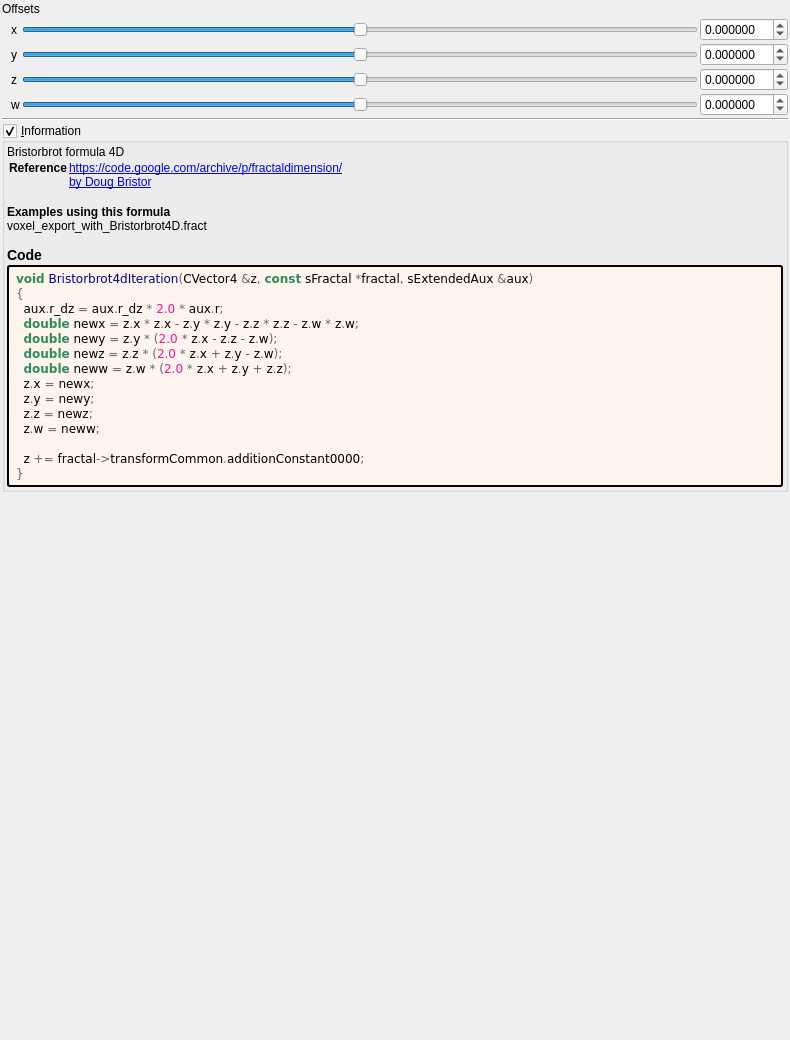
The window that mandelbulber2/formula/ui/fractal_bristorbrot4d.ui (buddhi1980/mandelbulber2) describes before a commit, drawn with Qt 5.
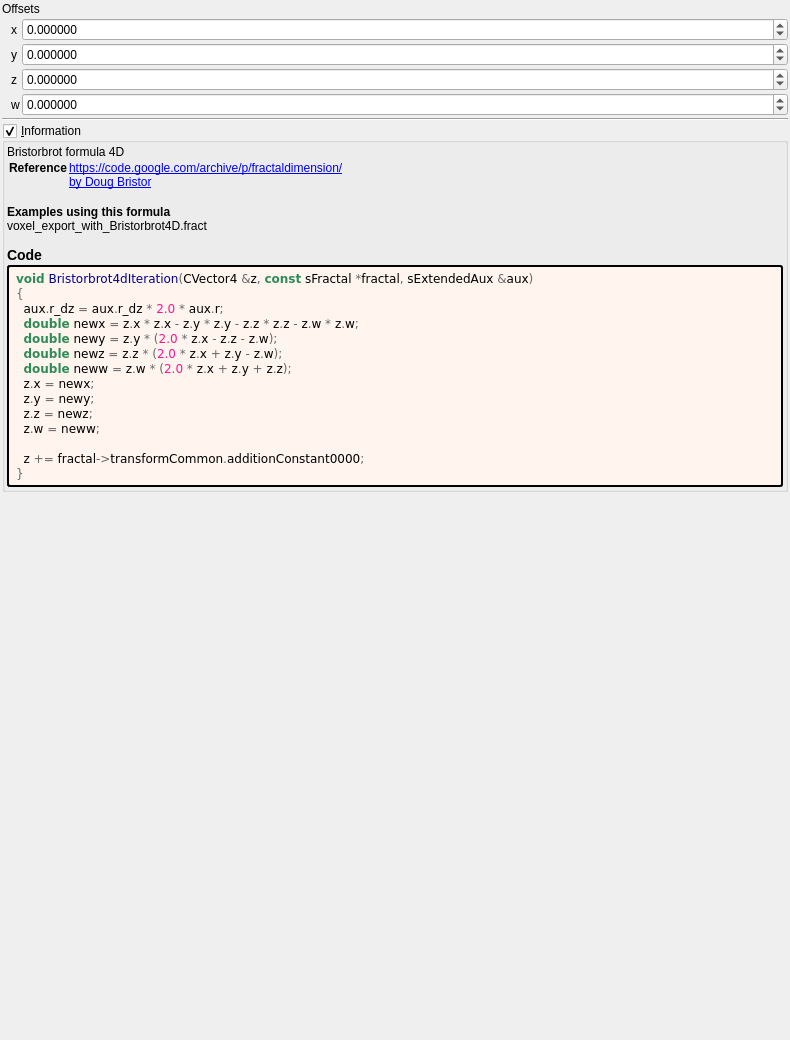
The same window after the commit. Custom widgets are drawn as their Qt base class.

Commit message: Cleaned up more fractal formula UIs

What changed in the file:
```diff
--- a/mandelbulber2/formula/ui/fractal_bristorbrot4d.ui
+++ b/mandelbulber2/formula/ui/fractal_bristorbrot4d.ui
@@ -37,119 +37,18 @@
     </widget>
    </item>
    <item>
-    <layout class="QGridLayout" name="gridLayout_63">
+    <layout class="QGridLayout" name="gridLayout_63" columnstretch="0,0,0,1">
      <property name="spacing">
       <number>2</number>
      </property>
-     <item row="5" column="1">
-      <widget class="QLabel" name="label_257">
+     <item row="3" column="2">
+      <widget class="QLabel" name="label_112">
        <property name="text">
-        <string/>
-       </property>
-      </widget>
-     </item>
-     <item row="4" column="4">
-      <widget class="MyDoubleSpinBox" name="spinbox4_transf_addition_constant_0000_y">
-       <property name="sizePolicy">
-        <sizepolicy hsizetype="Minimum" vsizetype="Maximum">
-         <horstretch>0</horstretch>
-         <verstretch>0</verstretch>
-        </sizepolicy>
-       </property>
-       <property name="prefix">
-        <string/>
-       </property>
-       <property name="suffix">
-        <string/>
-       </property>
-       <property name="decimals">
-        <number>6</number>
-       </property>
-       <property name="minimum">
-        <double>-99.989999999999995</double>
-       </property>
-       <property name="maximum">
-        <double>99.989999999999995</double>
-       </property>
-       <property name="singleStep">
-        <double>0.100000000000000</double>
-       </property>
-      </widget>
-     </item>
-     <item row="6" column="3">
-      <widget class="QSlider" name="slider4_transf_addition_constant_0000_w">
-       <property name="sizePolicy">
-        <sizepolicy hsizetype="Expanding" vsizetype="Maximum">
-         <horstretch>0</horstretch>
-         <verstretch>0</verstretch>
-        </sizepolicy>
-       </property>
-       <property name="minimum">
-        <number>-5000000</number>
-       </property>
-       <property name="maximum">
-        <number>5000000</number>
-       </property>
-       <property name="singleStep">
-        <number>1</number>
-       </property>
-       <property name="orientation">
-        <enum>Qt::Horizontal</enum>
-       </property>
-      </widget>
-     </item>
-     <item row="4" column="3">
-      <widget class="QSlider" name="slider4_transf_addition_constant_0000_y">
-       <property name="sizePolicy">
-        <sizepolicy hsizetype="Expanding" vsizetype="Maximum">
-         <horstretch>0</horstretch>
-         <verstretch>0</verstretch>
-        </sizepolicy>
-       </property>
-       <property name="minimum">
-        <number>-5000000</number>
-       </property>
-       <property name="maximum">
-        <number>5000000</number>
-       </property>
-       <property name="singleStep">
-        <number>1</number>
-       </property>
-       <property name="orientation">
-        <enum>Qt::Horizontal</enum>
-       </property>
-      </widget>
-     </item>
-     <item row="4" column="2">
-      <widget class="QLabel" name="label_113">
-       <property name="text">
-        <string notr="true">y</string>
+        <string notr="true">x</string>
        </property>
       </widget>
      </item>
      <item row="5" column="3">
-      <widget class="QSlider" name="slider4_transf_addition_constant_0000_z">
-       <property name="sizePolicy">
-        <sizepolicy hsizetype="Expanding" vsizetype="Maximum">
-         <horstretch>0</horstretch>
-         <verstretch>0</verstretch>
-        </sizepolicy>
-       </property>
-       <property name="minimum">
-        <number>-5000000</number>
-       </property>
-       <property name="maximum">
-        <number>5000000</number>
-       </property>
-       <property name="singleStep">
-        <number>1</number>
-       </property>
-       <property name="orientation">
-        <enum>Qt::Horizontal</enum>
-       </property>
-      </widget>
-     </item>
-     <item row="5" column="4">
       <widget class="MyDoubleSpinBox" name="spinbox4_transf_addition_constant_0000_z">
        <property name="sizePolicy">
         <sizepolicy hsizetype="Minimum" vsizetype="Maximum">
@@ -177,6 +76,13 @@
        </property>
       </widget>
      </item>
+     <item row="5" column="1">
+      <widget class="QLabel" name="label_257">
+       <property name="text">
+        <string/>
+       </property>
+      </widget>
+     </item>
      <item row="6" column="2">
       <widget class="QLabel" name="label_115">
        <property name="text">
@@ -184,32 +90,66 @@
        </property>
       </widget>
      </item>
-     <item row="3" column="2">
-      <widget class="QLabel" name="label_112">
+     <item row="4" column="2">
+      <widget class="QLabel" name="label_113">
        <property name="text">
-        <string notr="true">x</string>
+        <string notr="true">y</string>
        </property>
       </widget>
      </item>
      <item row="3" column="3">
-      <widget class="QSlider" name="slider4_transf_addition_constant_0000_x">
+      <widget class="MyDoubleSpinBox" name="spinbox4_transf_addition_constant_0000_x">
        <property name="sizePolicy">
-        <sizepolicy hsizetype="Preferred" vsizetype="Preferred">
+        <sizepolicy hsizetype="Minimum" vsizetype="Maximum">
          <horstretch>0</horstretch>
          <verstretch>0</verstretch>
         </sizepolicy>
        </property>
+       <property name="prefix">
+        <string/>
+       </property>
+       <property name="suffix">
+        <string/>
+       </property>
+       <property name="decimals">
+        <number>6</number>
+       </property>
        <property name="minimum">
-        <number>-5000000</number>
+        <double>-99.989999999999995</double>
        </property>
        <property name="maximum">
-        <number>5000000</number>
+        <double>99.989999999999995</double>
        </property>
        <property name="singleStep">
-        <number>1</number>
+        <double>0.100000000000000</double>
        </property>
-       <property name="orientation">
-        <enum>Qt::Horizontal</enum>
+      </widget>
+     </item>
+     <item row="4" column="3">
+      <widget class="MyDoubleSpinBox" name="spinbox4_transf_addition_constant_0000_y">
+       <property name="sizePolicy">
+        <sizepolicy hsizetype="Minimum" vsizetype="Maximum">
+         <horstretch>0</horstretch>
+         <verstretch>0</verstretch>
+        </sizepolicy>
+       </property>
+       <property name="prefix">
+        <string/>
+       </property>
+       <property name="suffix">
+        <string/>
+       </property>
+       <property name="decimals">
+        <number>6</number>
+       </property>
+       <property name="minimum">
+        <double>-99.989999999999995</double>
+       </property>
+       <property name="maximum">
+        <double>99.989999999999995</double>
+       </property>
+       <property name="singleStep">
+        <double>0.100000000000000</double>
        </property>
       </widget>
      </item>
@@ -220,35 +160,7 @@
        </property>
       </widget>
      </item>
-     <item row="3" column="4">
-      <widget class="MyDoubleSpinBox" name="spinbox4_transf_addition_constant_0000_x">
-       <property name="sizePolicy">
-        <sizepolicy hsizetype="Minimum" vsizetype="Maximum">
-         <horstretch>0</horstretch>
-         <verstretch>0</verstretch>
-        </sizepolicy>
-       </property>
-       <property name="prefix">
-        <string/>
-       </property>
-       <property name="suffix">
-        <string/>
-       </property>
-       <property name="decimals">
-        <number>6</number>
-       </property>
-       <property name="minimum">
-        <double>-99.989999999999995</double>
-       </property>
-       <property name="maximum">
-        <double>99.989999999999995</double>
-       </property>
-       <property name="singleStep">
-        <double>0.100000000000000</double>
-       </property>
-      </widget>
-     </item>
-     <item row="6" column="4">
+     <item row="6" column="3">
       <widget class="MyDoubleSpinBox" name="spinbox4_transf_addition_constant_0000_w">
        <property name="sizePolicy">
         <sizepolicy hsizetype="Minimum" vsizetype="Maximum">
@@ -387,17 +299,17 @@
   </layout>
  </widget>
  <customwidgets>
-  <customwidget>
-   <class>MyDoubleSpinBox</class>
-   <extends>QDoubleSpinBox</extends>
-   <header>my_double_spin_box.h</header>
-  </customwidget>
   <customwidget>
    <class>MyGroupBox</class>
    <extends>QGroupBox</extends>
    <header>my_group_box.h</header>
    <container>1</container>
   </customwidget>
+  <customwidget>
+   <class>MyDoubleSpinBox</class>
+   <extends>QDoubleSpinBox</extends>
+   <header>my_double_spin_box.h</header>
+  </customwidget>
  </customwidgets>
  <tabstops>
   <tabstop>slider4_transf_addition_constant_0000_x</tabstop>
```
Left out of the diff: 6 changed lines with no effect on the pictures. The commit also changes 17 other files.
